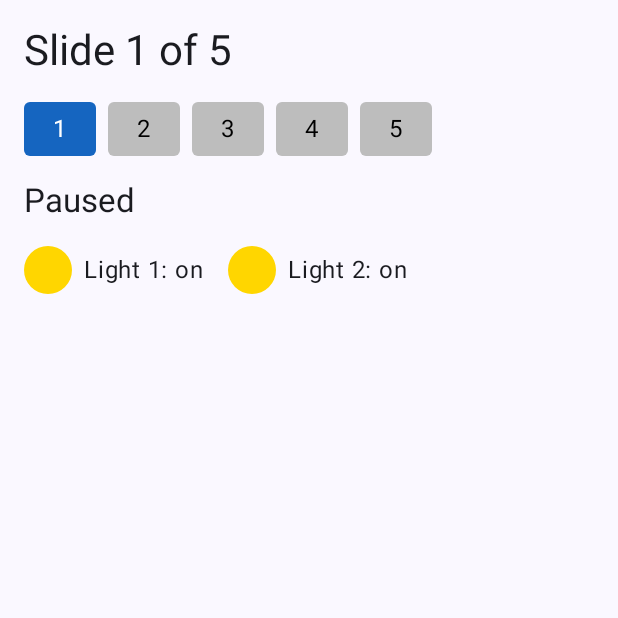
After one commit to AlexAltomi/radarsense, an Android app built with Jetpack Compose: the composable ActionsScreen shown on its own in the app's theme, on a phone screen of 412 x 824 dp, the top half of it. The commit adds this screen. Run offline under Robolectric (Android 15) with nearby library versions, the phone set to English and light mode, and no system bars.

Commit message:
Android: add the action dispatcher and the Actions screen, and show the fire count

```diff
--- /dev/null
+++ b/android/app/src/main/java/com/radarsense/app/ui/actions/ActionsScreen.kt
@@ -0,0 +1,57 @@
+package com.radarsense.app.ui.actions
+
+import androidx.compose.foundation.background
+import androidx.compose.foundation.layout.Arrangement
+import androidx.compose.foundation.layout.Box
+import androidx.compose.foundation.layout.Column
+import androidx.compose.foundation.layout.Row
+import androidx.compose.foundation.layout.padding
+import androidx.compose.foundation.layout.size
+import androidx.compose.foundation.shape.CircleShape
+import androidx.compose.foundation.shape.RoundedCornerShape
+import androidx.compose.material3.MaterialTheme
+import androidx.compose.material3.Text
+import androidx.compose.runtime.Composable
+import androidx.compose.ui.Alignment
+import androidx.compose.ui.Modifier
+import androidx.compose.ui.draw.clip
+import androidx.compose.ui.graphics.Color
+import androidx.compose.ui.unit.dp
+import com.radarsense.app.domain.ActionDispatcher
+import com.radarsense.app.domain.ActionState
+
+/** The deck, the play/pause indicator and the two lights, all driven by [ActionState]. Plain on purpose. */
+@Composable
+fun ActionsScreen(state: ActionState, modifier: Modifier = Modifier) {
+    Column(modifier = modifier.padding(16.dp), verticalArrangement = Arrangement.spacedBy(16.dp)) {
+        Text("Slide ${state.slide} of ${ActionDispatcher.SLIDE_COUNT}", style = MaterialTheme.typography.headlineMedium)
+        Row(horizontalArrangement = Arrangement.spacedBy(8.dp)) {
+            for (number in 1..ActionDispatcher.SLIDE_COUNT) {
+                val current = number == state.slide
+                Box(
+                    Modifier
+                        .size(width = 48.dp, height = 36.dp)
+                        .clip(RoundedCornerShape(4.dp))
+                        .background(if (current) Color(0xFF1565C0) else Color(0xFFBDBDBD)),
+                    contentAlignment = Alignment.Center,
+                ) {
+                    Text("$number", color = if (current) Color.White else Color.Black)
+                }
+            }
+        }
+        Text(if (state.playing) "Playing" else "Paused", style = MaterialTheme.typography.titleLarge)
+        Row(horizontalArrangement = Arrangement.spacedBy(16.dp), verticalAlignment = Alignment.CenterVertically) {
+            state.lights.forEachIndexed { index, on ->
+                Row(horizontalArrangement = Arrangement.spacedBy(8.dp), verticalAlignment = Alignment.CenterVertically) {
+                    Box(
+                        Modifier
+                            .size(32.dp)
+                            .clip(CircleShape)
+                            .background(if (on) Color(0xFFFFD600) else Color(0xFF424242)),
+                    )
+                    Text("Light ${index + 1}: ${if (on) "on" else "off"}")
+                }
+            }
+        }
+    }
+}
--- a/android/app/src/main/java/com/radarsense/app/ui/stream/LiveScreen.kt
+++ b/android/app/src/main/java/com/radarsense/app/ui/stream/LiveScreen.kt
@@ -33,7 +33,11 @@ fun LiveScreen(
         Text("Doppler across, range up (near at the bottom). Channel 0 only.", style = MaterialTheme.typography.bodySmall)
         Text("Expected: ${state.expected}", style = MaterialTheme.typography.headlineMedium)
         Text("Prediction: ${state.prediction} (${"%.0f".format(state.confidence * 100)}%)")
-        Text("Fired: ${state.fired}" + (state.latencyMs?.let { " · %.0f ms".format(it) } ?: ""))
+        Text(
+            "Fired: ${state.fired}" +
+                (if (state.fireCount > 0) " x${state.fireCount}" else "") +
+                (state.latencyMs?.let { " · %.0f ms".format(it) } ?: ""),
+        )
         Text("${state.windowsClassified} windows classified · ${state.droppedWindows} dropped (classifier busy)")
         Text("Status: ${statusText(state.status)}")
         Text("%.1f fps · %d frames · %d buffer resets after lost frames".format(
```
Also changed, not shown: android/app/src/main/java/com/radarsense/app/MainActivity.kt (+5 -2 lines), android/app/src/main/java/com/radarsense/app/domain/ActionDispatcher.kt (added, +56 -0 lines), android/app/src/main/java/com/radarsense/app/ui/stream/StreamViewModel.kt (+30 -0 lines), 2 other files.
